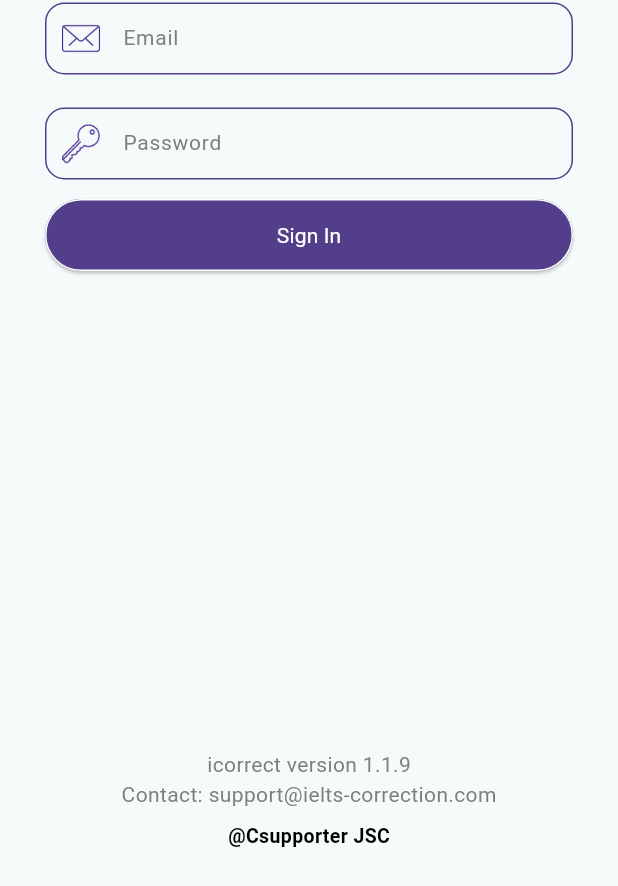
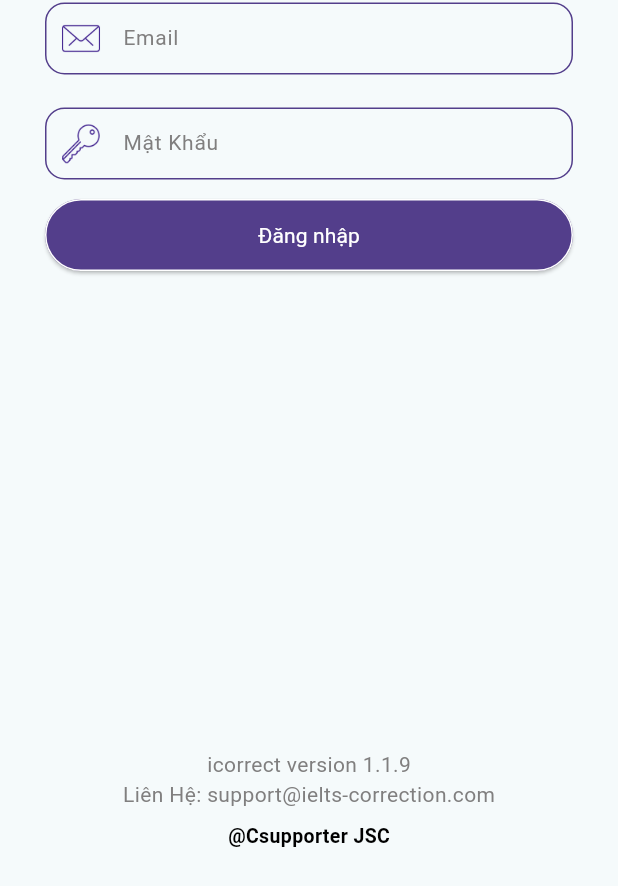
Before and after one commit to sonnm2023/icorrect_new, a Flutter app: the screen it shows after launch, on a phone screen of 412 x 824 dp. Shown: the part 341-1227 px from the top of the screen. Run offline on Flutter 3.47's test engine with Material 2 defaults, Android fonts, the phone set to English and light mode, and no system bars; our stand-ins replace audioplayers, cached_network_image, camera, chewie, connectivity_plus, device_info_plus and 13 more; missing offline and left inert: video_compress, workmanager; accounts and stored records are empty; network calls fail.

Commit message:
fix bug multi language

```diff
--- a/icorrect/lib/core/app_asset.dart
+++ b/icorrect/lib/core/app_asset.dart
@@ -12,4 +12,6 @@ class AppAsset {
   static const gold = 'assets/images/ic_gold.png';
   static const playAnswerBackground = 'assets/images/bg_recording.png';
   static const imgSecurity = 'assets/images/img_insurance.png';
+  static const imgVietName = 'assets/images/img_vietname.png';
+  static const imgEnglish = 'assets/images/img_english.png';
 }
--- a/icorrect/lib/core/app_color.dart
+++ b/icorrect/lib/core/app_color.dart
@@ -22,4 +22,6 @@ class AppColor {
   static const defaultBlueColor = Color(0xFF2EAAFA);
   static const defaultGreenLightColor = Color.fromARGB(255, 48, 209, 142);
   static const defaultYellowColor = Color.fromARGB(255, 246, 175, 8);
+  static const defaultPurpuleLight02 = Color.fromARGB(255, 136, 90, 255);
+  static const defaultPurpuleTransparent =  Color.fromARGB(63, 83, 62, 139);
 }
--- a/icorrect/lib/main.dart
+++ b/icorrect/lib/main.dart
@@ -62,7 +62,7 @@ class _MyAppState extends State<MyApp> {
         const MapLocale('en', MultiLanguage.EN),
         const MapLocale('vn', MultiLanguage.VN),
       ],
-      initLanguageCode: 'en',
+      initLanguageCode: 'vn',
     );
     _localization.onTranslatedLanguage = _onTranslatedLanguage;
     super.initState();
--- a/icorrect/lib/src/data_sources/constants.dart
+++ b/icorrect/lib/src/data_sources/constants.dart
@@ -167,38 +167,38 @@ enum IELTSPredict {
 
 enum Alert {
   networkError({
-    Alert.cancelTitle: 'Exit',
-    Alert.actionTitle: 'Try again',
+    Alert.cancelTitle: StringConstants.exit_button_title,
+    Alert.actionTitle: StringConstants.try_again_button_title,
     Alert.icon: 'assets/images/img_no_internet.png'
   }),
 
   serverError({
-    Alert.cancelTitle: 'Exit',
-    Alert.actionTitle: 'Contact with us',
+    Alert.cancelTitle: StringConstants.exit_button_title,
+    Alert.actionTitle: StringConstants.contact_with_us,
     Alert.icon: 'assets/images/img_server_error.png'
   }),
 
   warning({
-    Alert.cancelTitle: 'Cancel',
-    Alert.actionTitle: 'Out the exam',
+    Alert.cancelTitle: StringConstants.cancel_button_title,
+    Alert.actionTitle: StringConstants.out_the_exam,
     Alert.icon: 'assets/images/img_warning.png'
   }),
 
   downloadError({
-    Alert.cancelTitle: 'Exit',
-    Alert.actionTitle: 'Try again',
+    Alert.cancelTitle: StringConstants.exit_button_title,
+    Alert.actionTitle: StringConstants.try_again_button_title,
     Alert.icon: 'assets/images/img_server_error.png'
   }),
 
   dataNotFound({
-    Alert.cancelTitle: 'Exit',
-    Alert.actionTitle: 'Try again',
+    Alert.cancelTitle: StringConstants.exit_button_title,
+    Alert.actionTitle: StringConstants.try_again_button_title,
     Alert.icon: 'assets/images/img_not_found.png'
   }),
 
   permissionDenied({
-    Alert.cancelTitle: 'Exit',
-    Alert.actionTitle: 'Go to setting',
+    Alert.cancelTitle: StringConstants.exit_button_title,
+    Alert.actionTitle: StringConstants.go_to_setting,
     Alert.icon: 'assets/images/img_warning.png'
   });
 
@@ -238,57 +238,58 @@ enum MediaType { video, audio, image, none }
 
 class AlertClass {
   static AlertInfo downloadVideoErrorAlert = AlertInfo(
-    'Fail to load your test',
-    "Can not download video. Please try again!",
+    StringConstants.fail_to_load_your_test_message,
+    StringConstants.cannot_download_video,
     Alert.networkError.type,
   );
 
   static AlertInfo microPermissionAlert = AlertInfo(
-    'Warning',
-    "This app needs to access microphone to do the homeworks or the exam.",
+    StringConstants.warning_title,
+    StringConstants.require_micro_permission_content,
     Alert.permissionDenied.type,
   );
 
   static AlertInfo cameraPermissionAlert = AlertInfo(
-    'Warning',
-    "This app needs to access camera to do the homeworks or the exam.",
+    StringConstants.warning_title,
+    StringConstants.require_camera_permission_content,
     Alert.permissionDenied.type,
   );
 
   static AlertInfo microCameraPermissionAlert = AlertInfo(
-    'Permission Warning',
-    "This app needs to access microphone and camera to do the homeworks or the exam.",
+    StringConstants.permission_warning_title,
+    StringConstants.require_micro_and_camera_permission_content,
     Alert.permissionDenied.type,
   );
 
   static AlertInfo storagePermissionAlert = AlertInfo(
-    'Warning',
-    "You must allow storage permission to continue.",
+    StringConstants.warning_title,
+    StringConstants.require_storage_permission_content,
     Alert.permissionDenied.type,
   );
 
   static AlertInfo videoPathIncorrectAlert = AlertInfo(
-    'Warning',
-    'Video path was incorrect. Please try again !',
+    StringConstants.warning_title,
+    StringConstants.video_path_incorrect_message,
     Alert.dataNotFound.type,
   );
 
   static AlertInfo getTestDetailAlert = AlertInfo(
-    'Warning',
-    'Error when load your test. Please try again !',
+    StringConstants.warning_title,
+    StringConstants.error_load_this_test_message,
     Alert.dataNotFound.type,
   );
   static AlertInfo notResponseLoadTestAlert = AlertInfo(
-    'Warning',
-    'Error when load your test. Let contact to admin to support !',
+    StringConstants.warning_title,
+    StringConstants.error_load_test_and_contact_admin_message,
     Alert.dataNotFound.type,
   );
 
   static AlertInfo timeOutUpdateAnswer = AlertInfo(
-      'Warning', 'Timeout to update your changes. Please try again !');
+      StringConstants.warning_title,
+      StringConstants.timeout_update_answer_message);
 
   static AlertInfo errorWhenUpdateAnswer(String message) =>
-      AlertInfo('Warning', message);
+      AlertInfo(StringConstants.warning_title, message);
 }
 
 class GlobalScaffoldKey {
@@ -492,7 +493,8 @@ class StringConstants {
   static const String confirm_to_log_out = "Do you want to logout?";
   static const String default_filter_title = 'Add your filter!';
   static const String repeat_question = "Ask for repeating the question !";
-  static const String delete_this_test_confirm = "Are you sure to delete this test ?";
+  static const String delete_this_test_confirm =
+      "Are you sure to delete this test ?";
 
   //Screen Titles
   static const String change_password_screen_title = "Change password";
@@ -613,6 +615,9 @@ class StringConstants {
       "Submit file to authentication fail: TimeoutException!";
   static const String submit_authen_fail_client_message =
       "Submit file to authentication fail: TimeoutException!";
+  static const String contact_with_us = 'Contact with us';
+  static const String out_the_exam = 'Out the exam';
+  static const String go_to_setting = 'Go to setting';
 
   //Compress video message
   static const String cancel_and_text = "Cancel and Later";
@@ -707,6 +712,10 @@ class StringConstants {
   static const String multi_language = "Multi Language";
   static const String ens = "English";
   static const String vn = "Tiếng Việt";
+  static const String ens_upppercase = "ENGLISH";
+  static const String vn_uppercase = "VIETNAMESE";
+  static const String en_shortest = "EN";
+  static const String vn_shortest = "VN";
   static const String choose_at_least_3_topics =
       "You must choose at least 3 topics";
   static const String choose_at_least_3_topics_at_part1_message =
@@ -716,6 +725,27 @@ class StringConstants {
   static const String delete_action_title = "Delete";
   static const String loading_title = "Loading Data";
 
+  static const String fail_to_load_your_test_message = 'Fail to load your test';
+  static const String cannot_download_video =
+      'Can not download video. Please try again!';
+  static const String warning_title = "Warning";
+  static const String require_micro_permission_content =
+      "This app needs to access microphone to do the homeworks or the exam.";
+  static const String require_camera_permission_content =
+      "This app needs to access camera to do the homeworks or the exam.";
+  static const String permission_warning_title = 'Permission Warning';
+  static const String require_micro_and_camera_permission_content =
+      "This app needs to access microphone and camera to do the homeworks or the exam.";
+  static const String require_storage_permission_content =
+      "You must allow storage permission to continue.";
+  static const String video_path_incorrect_message =
+      'Video path was incorrect. Please try again !';
+  static const String error_load_this_test_message =
+      'Error when load your test. Please try again !';
+  static const String error_load_test_and_contact_admin_message =
+      "'Error when load your test. Let contact to admin to support !";
+  static const String timeout_update_answer_message =
+      'Timeout to update your changes. Please try again !';
   //Activity status
   static const String activity_status_out_of_date = "Out of date";
   static const String activity_status_not_completed = "Not Completed";
--- a/icorrect/lib/src/data_sources/multi_language.dart
+++ b/icorrect/lib/src/data_sources/multi_language.dart
@@ -35,10 +35,11 @@ class MultiLanguage {
     StringConstants.dialog_title: "Thông báo",
     StringConstants.exit_app_message: "Bạn có muốn thoát khỏi ứng dụng?",
     StringConstants.quit_the_test_message:
-        "Bài làm chưa được hoàn thiện. Bạn vẫn muốn thoát khỏi ứng dụng?",
+        "Bài làm chưa hoàn thành! Bạn có chắc chắn muốn thoát?",
     StringConstants.sample_video: "Video Tham Khảo",
     StringConstants.sample_audio: "Câu Trả Lời Tham Khảo",
-    StringConstants.confirm_to_go_out_screen: "Bạn vẫn muốn thoát ?",
+    StringConstants.confirm_to_go_out_screen:
+        "Bạn có chắc chắn muốn quay lại không?",
     StringConstants.confirm_title: "Xác nhận",
     StringConstants.confirm_save_change_answers_message:
         "Bạn có chắc chắn lưu các thay đổi trong câu trả lời của mình không?",
@@ -47,13 +48,13 @@ class MultiLanguage {
     StringConstants.confirm_before_quit_the_test_message:
         "Bạn có muốn lưu bài làm này trước khi thoát không?",
     StringConstants.confirm_reanswer_when_reviewing_message:
-        "Bạn sẽ trả lời câu hỏi này một lần nữa.Việc xem xét sẽ bị dừng. Bạn có chắc không?",
+        "Bạn sẽ trả lời lại câu hỏi này. Quá trình xem xét sẽ bị dừng. Bạn có chắc không?",
     StringConstants.confirm_save_the_test_message:
         "Bạn có muốn lưu bài làm này không?",
     StringConstants.confirm_exit_screen_title:
         "Bạn có chắc chắn thoát ra không?",
     StringConstants.confirm_exit_content:
-        "Quá trình quay video xác thực của bạn đang được ghi, bạn có chắc chắn thoát không?",
+        "Video xác thực của bạn đang ghi, bạn có chắc chắn muốn thoát không?",
     StringConstants.confirm_submit_before_out_screen:
         "Video xác thực của bạn chưa được gửi, bạn có muốn gửi và thoát không?",
     StringConstants.waiting_review_video:
@@ -93,7 +94,7 @@ class MultiLanguage {
     StringConstants.practice_card_part_2_3_title: "Phần II và III",
     StringConstants.practice_card_part_2_3_description:
         "Bạn sẽ làm bài kiểm tra phần II và Ill với cùng chủ đề",
-    StringConstants.practice_card_full_test_title: "Đầy Đủ Các Phần Bài Test",
+    StringConstants.practice_card_full_test_title: "Bài Test Đầy Đủ",
     StringConstants.practice_card_full_test_description:
         "Bạn sẽ làm bài thi mẫu đầy đủ của Bài Thi Nói IELTS",
     StringConstants.selected_topics: "Chủ đề đã chọn (%a/%a)",
@@ -230,7 +231,7 @@ class MultiLanguage {
     StringConstants.load_list_homework_error_message:
         "Lỗi tải danh sách bài tập về nhà!",
     StringConstants.load_result_response_error_message:
-        "Đang tải kết quả phản hồi không thành công!",
+        "Tải phản hồi kết quả không thành công!",
     StringConstants.can_not_load_response_message: "Không thể tải phản hồi",
     StringConstants.load_detail_homework_error_message:
         "Đang tải chi tiết lỗi bài tập về nhà!",
@@ -251,11 +252,11 @@ class MultiLanguage {
     StringConstants.activity_is_loaded_message:
         "Bài kiểm tra này đã được tải nhưng chưa hoàn thành.Vui lòng liên hệ với quản trị viên để thiết lập lại nó!",
     StringConstants.update_answer_error_message:
-        "Một lỗi khi cập nhật câu trả lời của bạn.Vui lòng thử lại !",
+        "Có lỗi khi cập nhật câu trả lời của bạn. Vui lòng thử lại!",
     StringConstants.activity_status_out_of_date: "Hết hạn",
     StringConstants.activity_status_not_completed: "Chưa hoàn thành",
     StringConstants.activity_status_corrected: "Đã Nhận Xét",
-    StringConstants.activity_status_submitted: "Đã Gửi",
+    StringConstants.activity_status_submitted: "Đã Nộp",
     StringConstants.activity_status_late: "Nộp Muộn",
     StringConstants.activity_status_ai_scored: " Đã Chấm AI",
     StringConstants.ai_score_response_not_evaluated: "Không Đánh Giá",
@@ -277,7 +278,31 @@ class MultiLanguage {
     StringConstants.loading_title: "Đang tải dữ liệu",
     StringConstants.delete_test_success_message: "Xóa bài làm thành công !",
     StringConstants.delete_this_test_confirm:
-        "Bạn chắc chắn muốn xóa bài làm này ?"
+        "Bạn chắc chắn muốn xóa bài làm này ?",
+    StringConstants.contact_with_us: 'Liên Hệ Với Admin',
+    StringConstants.out_the_exam: 'Thoát Khỏi Bài Làm',
+    StringConstants.go_to_setting: 'Đi Tới Cài Đặt',
+    StringConstants.fail_to_load_your_test_message: 'Có lỗi khi tải bài làm !',
+    StringConstants.cannot_download_video:
+        'Có lỗi khi tải video. Hãy thử lại !',
+    StringConstants.warning_title: "Cảnh Báo",
+    StringConstants.require_micro_permission_content:
+        "Ứng dụng cần quyền sử dụng micro phone để có thể làm bài",
+    StringConstants.require_camera_permission_content:
+        "Ứng dụng cần quyền sử dụng camera để có thể làm bài",
+    StringConstants.permission_warning_title: 'Cảnh Báo Quyền Ứng Dụng',
+    StringConstants.require_micro_and_camera_permission_content:
+        "Ứng dụng cần quyền sử dụng micro phone và camera để có thể làm bài",
+    StringConstants.require_storage_permission_content:
+        "Bạn hãy đồng ý quyền sử dụng lưu trữ để tiếp tục !",
+    StringConstants.video_path_incorrect_message:
+        'Đường dẫn video không đúng. Hãy thử lại !',
+    StringConstants.error_load_this_test_message:
+        'Có lỗi khi tải bài làm. Hãy thử lại !',
+    StringConstants.error_load_test_and_contact_admin_message:
+        "Có lỗi khi tải bài làm. Hãy liên hệ với admin để được hỗ trợ !",
+    StringConstants.timeout_update_answer_message:
+        'Hết thời gian lưu các câu trả lời. Hãy thử lại !',
   };
 
   static const Map<String, dynamic> EN = {
@@ -555,6 +580,30 @@ class MultiLanguage {
     StringConstants.delete_test_success_message:
         "Delete this test successfully!",
     StringConstants.delete_this_test_confirm:
-        "Are you sure to delete this test ?"
+        "Are you sure to delete this test ?",
+    StringConstants.contact_with_us: 'Contact with us',
+    StringConstants.out_the_exam: 'Out the exam',
+    StringConstants.go_to_setting: 'Go to setting',
+    StringConstants.fail_to_load_your_test_message: 'Fail to load your test',
+    StringConstants.cannot_download_video:
+        'Can not download video. Please try again!',
+    StringConstants.warning_title: "Warning",
+    StringConstants.require_micro_permission_content:
+        "This app needs to access microphone to do the homeworks or the exam.",
+    StringConstants.require_camera_permission_content:
+        "This app needs to access camera to do the homeworks or the exam.",
+    StringConstants.permission_warning_title: 'Permission Warning',
+    StringConstants.require_micro_and_camera_permission_content:
+        "This app needs to access microphone and camera to do the homeworks or the exam.",
+    StringConstants.require_storage_permission_content:
+        "You must allow storage permission to continue.",
+    StringConstants.video_path_incorrect_message:
+        'Video path was incorrect. Please try again !',
+    StringConstants.error_load_this_test_message:
+        'Error when load your test. Please try again !',
+    StringConstants.error_load_test_and_contact_admin_message:
+        "'Error when load your test. Let contact to admin to support !",
+    StringConstants.timeout_update_answer_message:
+        'Timeout to update your changes. Please try again !',
   };
 }
--- a/icorrect/lib/src/models/ui_models/alert_info.dart
+++ b/icorrect/lib/src/models/ui_models/alert_info.dart
@@ -1,4 +1,6 @@
 // ignore_for_file: unnecessary_getters_setters, prefer_typing_uninitialized_variables
+
+import 'package:icorrect/src/data_sources/utils.dart';
 
 class AlertInfo {
   var _title;
@@ -7,11 +9,11 @@ class AlertInfo {
 
   AlertInfo([this._title, this._description, this._typeAlert]);
 
-  get title => _title;
+  get title => Utils.multiLanguage(_title);
 
   set title(var value) => _title = value;
 
-  get description => _description;
+  get description => Utils.multiLanguage(_description);
 
   set description(value) => _description = value;
 
--- a/icorrect/pubspec.yaml
+++ b/icorrect/pubspec.yaml
@@ -72,6 +72,7 @@ dependencies:
   firebase_analytics: ^10.6.3
   firebase_crashlytics: ^3.4.3
   flutter_sound: ^9.2.13
+  flutter_speed_dial: ^7.0.0
 
 dev_dependencies:
   flutter_test:
```
Also changed, not shown: icorrect/lib/src/data_sources/utils.dart (+28 -1 lines), icorrect/lib/src/views/screen/home/my_homework_tab.dart (+67 -3 lines), icorrect/assets/images/img_english.png (added), icorrect/assets/images/img_vietname.png (added), icorrect/pubspec.lock.
